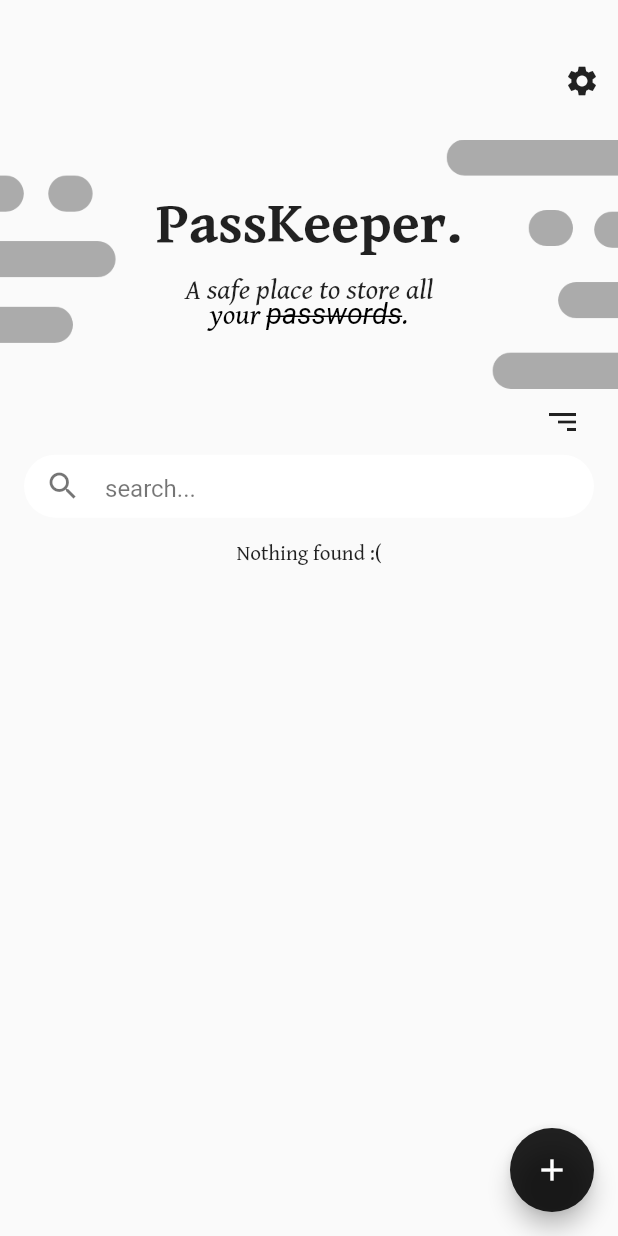
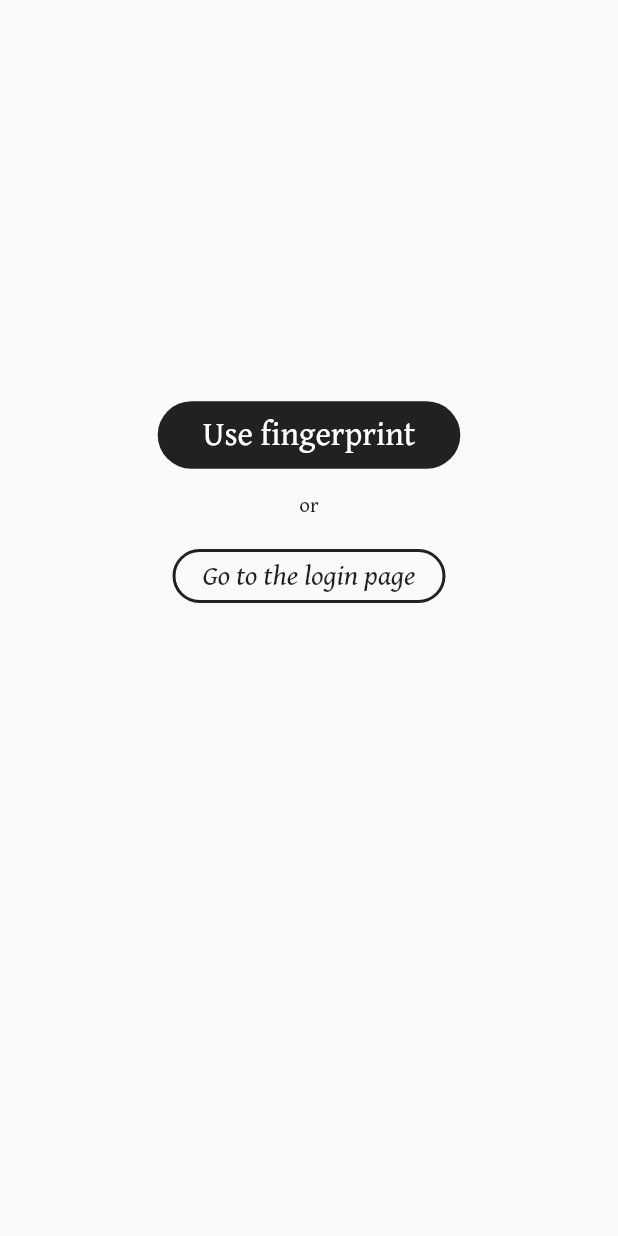
Before and after one commit to lorenzo-morelli/PassKeeper, a Flutter app: the screen it shows once a user with an empty profile is signed in, on a phone screen of 412 x 824 dp. Run offline on Flutter 3.47's test engine with Material 2 defaults, Android fonts, the phone set to English and light mode, and no system bars; our stand-ins replace cloud_firestore, firebase_auth, firebase_core, font_awesome_flutter, google_sign_in, local_auth; missing offline and left inert: encrypt; accounts and stored records are empty.

Commit message:
added fingerprint authentication and two lines tile

```diff
--- a/lib/services/auth.dart
+++ b/lib/services/auth.dart
@@ -1,8 +1,12 @@
 import 'dart:async';
 
 import 'package:firebase_auth/firebase_auth.dart';
+import 'package:flutter/services.dart';
+import 'package:font_awesome_flutter/font_awesome_flutter.dart';
 import 'package:google_sign_in/google_sign_in.dart';
+import 'package:local_auth/local_auth.dart';
 import 'package:passkeeper/models/my_user.dart';
+import 'package:passkeeper/services/database.dart';
 import 'package:passkeeper/shared/constants.dart';
 
 class AuthService {
@@ -46,9 +50,15 @@ class AuthService {
       accessToken: googleAuth.accessToken,
       idToken: googleAuth.idToken,
     );
+
     UserCredential result = await FirebaseAuth.instance.signInWithCredential(credential);
     User? user = result.user;
-    return _userOfFirebase(user!);
+    final name = user!.displayName.toString();
+    var parts = name.split(' ');
+    var firstName = parts[0].trim();
+    var lastName = parts[1].trim();
+    DatabaseService(user.uid).addUser(UserData(user.uid, firstName, lastName));
+    return _userOfFirebase(user);
   }
 
   String getUid() {
@@ -95,3 +105,32 @@ class AuthService {
     }
   }
 }
+
+class LocalAuthApi {
+  static final _auth = LocalAuthentication();
+
+  static Future<bool> hasBiometrics() async {
+    try {
+      return await _auth.canCheckBiometrics;
+    } on PlatformException catch (e) {
+      print(e);
+      return false;
+    }
+  }
+
+  static Future<bool> authenticate() async {
+    final isAvailable = await hasBiometrics();
+    if (!isAvailable) return false;
+
+    try {
+      return await _auth.authenticate(
+        localizedReason: 'Scan Fingerprint to Authenticate',
+        useErrorDialogs: true,
+        stickyAuth: true,
+      );
+    } on PlatformException catch (e) {
+      print(e);
+      return false;
+    }
+  }
+}
--- /dev/null
+++ b/lib/views/authentication/fingerprint.dart
@@ -0,0 +1,70 @@
+import 'package:flutter/material.dart';
+import 'package:passkeeper/services/auth.dart';
+import 'package:passkeeper/shared/constants.dart';
+import 'package:passkeeper/views/home/home.dart';
+
+class Fingerprint extends StatefulWidget {
+  const Fingerprint({Key? key}) : super(key: key);
+
+  @override
+  _FingerprintState createState() => _FingerprintState();
+}
+
+class _FingerprintState extends State<Fingerprint> {
+  final AuthService _auth = AuthService();
+
+  @override
+  void initState() {
+    fingerprintAuth();
+    super.initState();
+  }
+
+  @override
+  Widget build(BuildContext context) {
+    return Scaffold(
+      body: Center(
+        child: Column(
+          mainAxisAlignment: MainAxisAlignment.center,
+          children: [
+            TextButton(
+                style: ButtonStyle(
+                  padding: MaterialStateProperty.all<EdgeInsets>(EdgeInsets.symmetric(horizontal: 30, vertical: 10)),
+                  backgroundColor: MaterialStateProperty.all<Color>(Colors.black87),
+                  shape: MaterialStateProperty.all<RoundedRectangleBorder>(
+                    RoundedRectangleBorder(
+                      borderRadius: BorderRadius.circular(Constants.cornRad),
+                    ),
+                  ),
+                ),
+                onPressed: () => fingerprintAuth(),
+                child: Text('Use fingerprint', style: TextStyle(color: Colors.white, fontSize: 22))),
+            SizedBox(height: 15),
+            Text('or'),
+            SizedBox(height: 15),
+            TextButton(
+              style: ButtonStyle(
+                padding: MaterialStateProperty.all<EdgeInsets>(EdgeInsets.symmetric(horizontal: 20)),
+                shape: MaterialStateProperty.all<RoundedRectangleBorder>(
+                  RoundedRectangleBorder(
+                    borderRadius: BorderRadius.circular(18.0),
+                    side: BorderSide(color: Colors.black87, width: 2),
+                  ),
+                ),
+              ),
+              onPressed: () => _auth.signOut(),
+              child: Text('Go to the login page', style: TextStyle(color: Colors.black87, fontSize: 19, fontStyle: FontStyle.italic)),
+            ),
+            SizedBox(height: 150),
+          ],
+        ),
+      ),
+    );
+  }
+
+  Future<void> fingerprintAuth() async {
+    final isAuthenticated = await LocalAuthApi.authenticate();
+    if (isAuthenticated) {
+      Navigator.pushReplacement(context, MaterialPageRoute(builder: (context) => Home()));
+    }
+  }
+}
--- a/lib/views/wrapper.dart
+++ b/lib/views/wrapper.dart
@@ -4,6 +4,7 @@ import 'package:passkeeper/services/auth.dart';
 import 'package:passkeeper/views/authentication/authenticate.dart';
 import 'package:passkeeper/views/authentication/verify_email.dart';
 import 'package:provider/provider.dart';
+import 'authentication/fingerprint.dart';
 import 'home/home.dart';
 
 
@@ -16,7 +17,6 @@ class Wrapper extends StatefulWidget {
 
 class _WrapperState extends State<Wrapper> {
   final AuthService _auth = AuthService();
-  String query = 'f';
 
   @override
   Widget build(BuildContext context) {
@@ -26,7 +26,9 @@ class _WrapperState extends State<Wrapper> {
     } else if (!_auth.isVerified()) {
       return VerifyScreen();
     } else {
-      return Home();
+      return Fingerprint();
     }
   }
+
+
 }
--- a/pubspec.yaml
+++ b/pubspec.yaml
@@ -17,6 +17,7 @@ dependencies:
   google_sign_in: ^5.2.1
   font_awesome_flutter: ^9.2.0
   encrypt: ^5.0.1
+  local_auth: ^1.1.8
 
 dev_dependencies:
   flutter_test:
```
Also changed, not shown: pubspec.lock, 2 other files.
